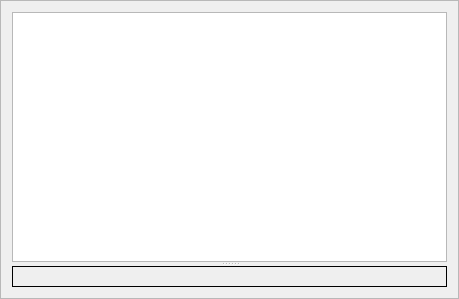
Qt form ui/spectra.ui (eugeneai/dispersive) before a commit.
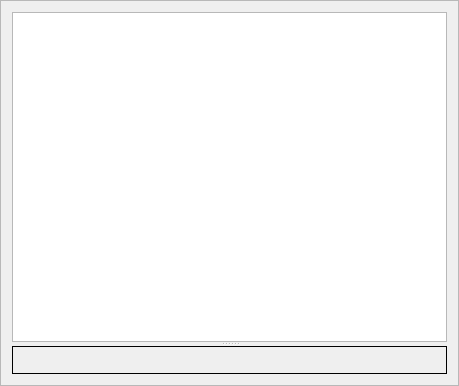
The same form after that commit.

Commit message: First try to make dynamic user interface. Segmentation fault.

The edit to the form file:
```diff
--- a/ui/spectra.ui
+++ b/ui/spectra.ui
@@ -7,7 +7,7 @@
     <x>0</x>
     <y>0</y>
     <width>459</width>
-    <height>299</height>
+    <height>386</height>
    </rect>
   </property>
   <property name="windowTitle">
@@ -17,7 +17,10 @@
    <enum>QFrame::StyledPanel</enum>
   </property>
   <property name="frameShadow">
-   <enum>QFrame::Raised</enum>
+   <enum>QFrame::Plain</enum>
+  </property>
+  <property name="lineWidth">
+   <number>0</number>
   </property>
   <layout class="QHBoxLayout" name="horizontalLayout">
    <item>
```
The commit also changes 4 other files.
